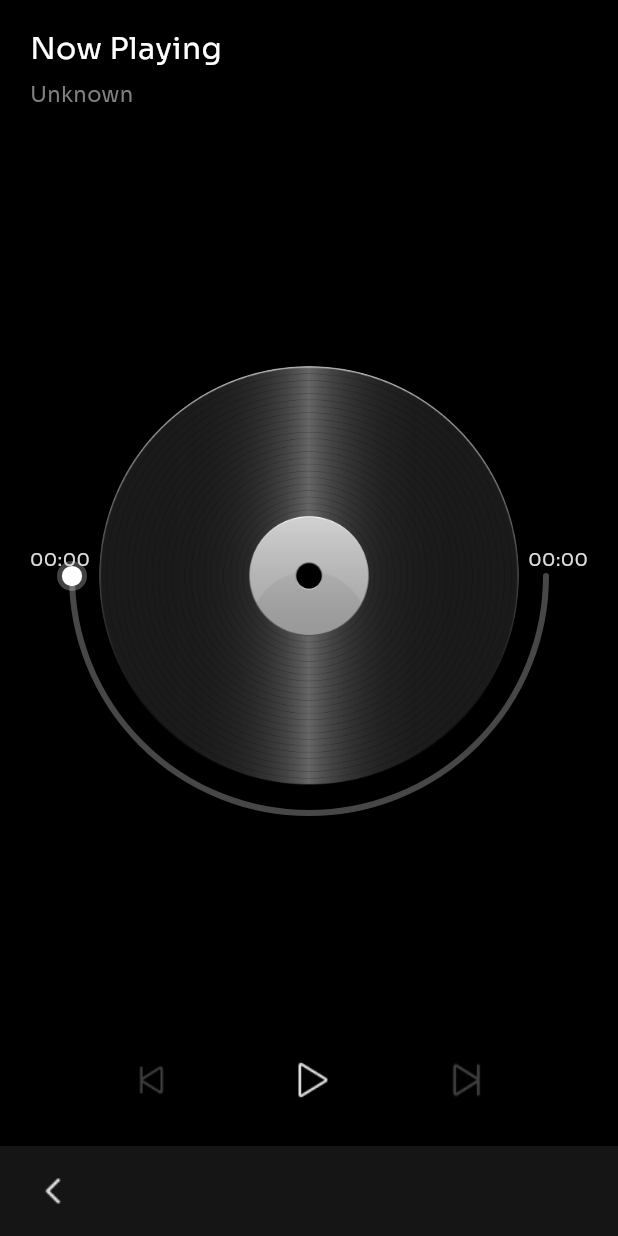
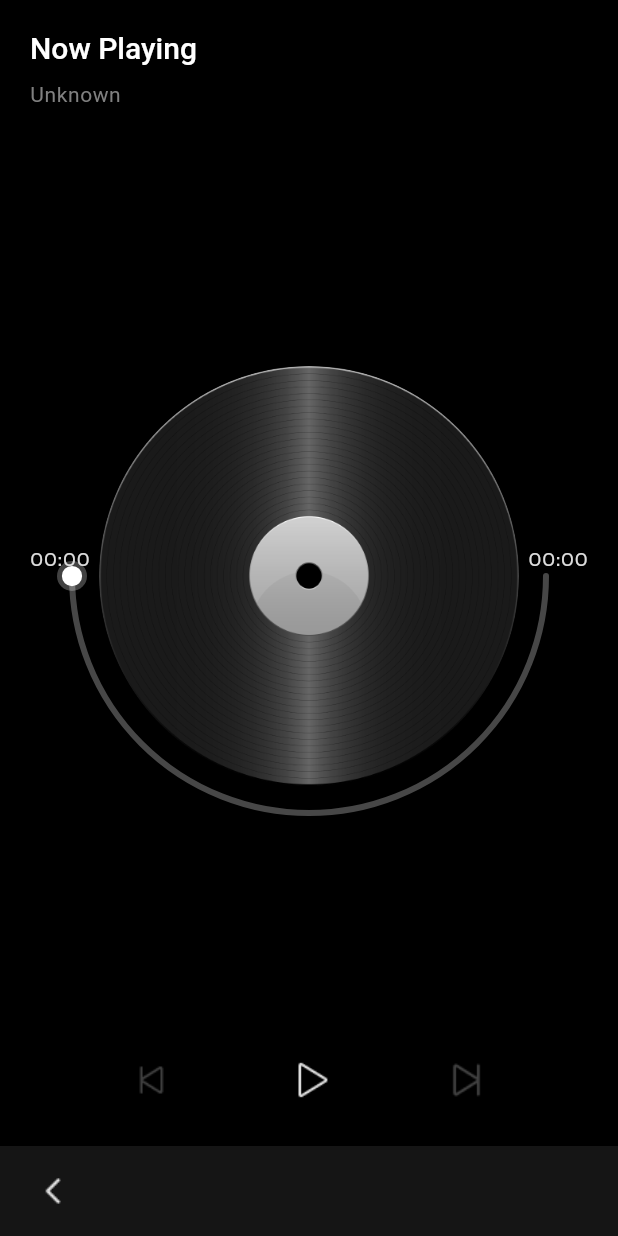
Before and after one commit to DhanishMecha/mechanix-music, a Flutter app: the Player screen opened directly, on a phone screen of 412 x 824 dp. Run offline on Flutter 3.47's test engine with Material 3 defaults, Android fonts, the phone set to English and light mode, and no system bars; our stand-ins replace audioplayers, equatable, file, flutter_bloc, objectbox; missing offline and left inert: audio_metadata_reader, show_fps; generated files the repository leaves out were written again.

Commit message:
fix: resolve review comments

```diff
--- a/elinux/flutter/generated_plugin_registrant.dart
+++ b/elinux/flutter/generated_plugin_registrant.dart
@@ -4,5 +4,7 @@
 
 // ignore_for_file: lines_longer_than_80_chars
 
+
 // ignore: public_member_api_docs
-void registerPlugins() {}
+void registerPlugins() {
+}
--- a/lib/core/exceptions/app_exceptions.dart
+++ b/lib/core/exceptions/app_exceptions.dart
@@ -7,3 +7,15 @@ class AppAlreadyRunningException implements Exception {
   @override
   String toString() => message;
 }
+
+class PlaybackException implements Exception {
+  final String message;
+  PlaybackException([this.message = 'An unknown playback error occurred.']);
+
+  @override
+  String toString() => message;
+}
+
+class PlaybackFileNotFoundException extends PlaybackException {
+  PlaybackFileNotFoundException([String message = 'Playback file not found.']);
+}
--- a/lib/core/services/file_scanner_service.dart
+++ b/lib/core/services/file_scanner_service.dart
@@ -67,8 +67,10 @@ class FileScannerService {
 
       // Read metadata
       AudioMetadata? meta;
+
       try {
         final file = File(filePath);
+        if (!await file.exists()) return null;
         meta = readMetadata(file, getImage: true);
       } catch (metaError) {
         AppLogger.i(
--- a/lib/core/utils/constants.dart
+++ b/lib/core/utils/constants.dart
@@ -1,5 +1,6 @@
 class Constants {
-  static const String dbPath = '.config/mechanix_music/objectbox';
+  static const String dbPath = '.config/mechanix_apps/music/objectbox';
+  static const String musicDirPath = '/Music';
   static const Duration debounceDuration = Duration(milliseconds: 300);
   static const audioExt = [
     '.mp3',
--- a/lib/core/utils/theme.dart
+++ b/lib/core/utils/theme.dart
@@ -8,9 +8,21 @@ class AppTheme {
       surfaceTintColor: Colors.transparent,
     ),
     scaffoldBackgroundColor: Colors.black,
-    textTheme: ThemeData.dark(
-      useMaterial3: true,
-    ).textTheme.apply(fontFamily: "Sora"),
+    textTheme: ThemeData.dark(useMaterial3: true).textTheme
+        .apply(fontFamily: "Sora")
+        .copyWith(
+          headlineSmall: const TextStyle(
+            color: Colors.white,
+            fontSize: 20,
+            height: 1.2,
+            fontWeight: FontWeight.w500,
+          ),
+          bodySmall: const TextStyle(
+            color: MusicColors.timeLabelColor,
+            fontSize: 14,
+            height: 1.25,
+          ),
+        ),
     iconButtonTheme: const IconButtonThemeData(
       style: ButtonStyle(
         mouseCursor: WidgetStatePropertyAll(SystemMouseCursors.click),
@@ -33,9 +45,21 @@ class AppTheme {
       backgroundColor: Colors.transparent,
       surfaceTintColor: Colors.transparent,
     ),
-    textTheme: ThemeData.light(
-      useMaterial3: true,
-    ).textTheme.apply(fontFamily: "Sora"),
+    textTheme: ThemeData.light(useMaterial3: true).textTheme
+        .apply(fontFamily: "Sora")
+        .copyWith(
+          headlineSmall: const TextStyle(
+            color: Colors.white,
+            fontSize: 20,
+            height: 1.2,
+            fontWeight: FontWeight.w500,
+          ),
+          bodySmall: const TextStyle(
+            color: MusicColors.timeLabelColor,
+            fontSize: 14,
+            height: 1.25,
+          ),
+        ),
     iconButtonTheme: const IconButtonThemeData(
       style: ButtonStyle(
         mouseCursor: WidgetStatePropertyAll(SystemMouseCursors.click),
--- a/lib/features/browse_music/bloc/browse_folder_bloc.dart
+++ b/lib/features/browse_music/bloc/browse_folder_bloc.dart
@@ -1,4 +1,5 @@
 import 'package:flutter_bloc/flutter_bloc.dart';
+import 'package:mechanix_music/core/utils/app_logger.dart';
 import 'package:mechanix_music/core/utils/constants.dart';
 import 'package:mechanix_music/features/browse_music/bloc/browse_folder_event.dart';
 import 'package:mechanix_music/features/browse_music/bloc/browse_folder_state.dart';
@@ -48,6 +49,7 @@ class BrowseFolderBloc extends Bloc<BrowseFolderEvent, BrowseFolderState> {
         ),
       );
     } catch (e) {
+      AppLogger.e('[BrowseFolderBloc] _onLoad failed: $e');
       emit(state.copyWith(isLoading: false, error: 'Failed to load directory'));
     }
   }
@@ -75,6 +77,7 @@ class BrowseFolderBloc extends Bloc<BrowseFolderEvent, BrowseFolderState> {
         ),
       );
     } catch (e) {
+      AppLogger.e('[BrowseFolderBloc] _onLoadMore failed: $e');
       emit(state.copyWith(isLoadingMore: false));
     }
   }
@@ -111,6 +114,7 @@ class BrowseFolderBloc extends Bloc<BrowseFolderEvent, BrowseFolderState> {
         ),
       );
     } catch (e) {
+      AppLogger.e('[BrowseFolderBloc] _onNavigate failed: $e');
       emit(state.copyWith(isLoading: false, error: 'Failed to load directory'));
     }
   }
--- a/lib/features/browse_music/presentation/widgets/folder_contents_screen/folder_audio_tile.dart
+++ b/lib/features/browse_music/presentation/widgets/folder_contents_screen/folder_audio_tile.dart
@@ -147,7 +147,10 @@ class FolderAudioTile extends StatelessWidget {
                         ),
                         const SizedBox(height: 4),
                         Text(
-                          formatDate(entry.modifiedDate),
+                          formatDate(
+                            entry.modifiedDate,
+                            locale: Localizations.localeOf(context).toString(),
+                          ),
                           style: const TextStyle(
                             color: MusicColors.timeLabelColor,
                             fontSize: 14,
--- a/lib/features/browse_music/presentation/widgets/folder_contents_screen/folder_directory_tile.dart
+++ b/lib/features/browse_music/presentation/widgets/folder_contents_screen/folder_directory_tile.dart
@@ -54,7 +54,10 @@ class FolderDirectoryTile extends StatelessWidget {
                     ),
                     const SizedBox(height: 4),
                     Text(
-                      formatDate(entry.modifiedDate),
+                      formatDate(
+                        entry.modifiedDate,
+                        locale: Localizations.localeOf(context).toString(),
+                      ),
                       style: const TextStyle(
                         color: MusicColors.timeLabelColor,
                         fontSize: 14,
--- a/lib/features/music/data/repository/playback_repository_impl.dart
+++ b/lib/features/music/data/repository/playback_repository_impl.dart
@@ -1,5 +1,6 @@
 import 'dart:io';
 import 'package:audioplayers/audioplayers.dart';
+import 'package:mechanix_music/core/exceptions/app_exceptions.dart';
 import 'package:mechanix_music/core/utils/app_logger.dart';
 import 'package:mechanix_music/features/music/data/repository/playback_repository.dart';
 
@@ -25,7 +26,7 @@ class PlaybackRepositoryImpl extends PlaybackRepository {
       if (await File(url).exists()) {
         await _audioPlayer.play(DeviceFileSource(url));
       } else {
-        throw Exception('File not found');
+        throw PlaybackFileNotFoundException('Playback file not found: $url');
       }
     } catch (e) {
       AppLogger.e('[PlaybackRepositoryImpl] Error playing audio: $e');
--- a/lib/features/music/presentation/widgets/player/player_header.dart
+++ b/lib/features/music/presentation/widgets/player/player_header.dart
@@ -1,7 +1,6 @@
 import 'package:flutter/material.dart';
 import 'package:flutter_bloc/flutter_bloc.dart';
 import 'package:mechanix_music/l10n/music_localizations.dart';
-import 'package:mechanix_music/core/utils/colors.dart';
 import 'package:mechanix_music/features/music/bloc/player/player_bloc.dart';
 import 'package:mechanix_music/features/music/bloc/player/player_state.dart';
 import 'package:mechanix_music/features/music/data/models/song_model.dart';
@@ -30,22 +29,13 @@ class PlayerHeader extends StatelessWidget {
                 children: [
                   Text(
                     title,
-                    style: const TextStyle(
-                      color: Colors.white,
-                      fontSize: 20,
-                      height: 1.2,
-                      fontWeight: FontWeight.w500,
-                    ),
+                    style: Theme.of(context).textTheme.headlineSmall,
                     maxLines: 1,
                     overflow: TextOverflow.ellipsis,
                   ),
                   Text(
                     artist,
-                    style: const TextStyle(
-                      color: MusicColors.timeLabelColor,
-                      fontSize: 14,
-                      height: 1.25,
-                    ),
+                    style: Theme.of(context).textTheme.bodySmall,
                     maxLines: 1,
                     overflow: TextOverflow.ellipsis,
                   ),
```
Also changed, not shown: lib/core/utils/helper.dart (+6 -17 lines), lib/features/browse_music/presentation/widgets/folder_contents_screen/selection_bottom_bar.dart (+14 -14 lines), lib/features/music/bloc/player/player_bloc.dart (+6 -6 lines), lib/features/music/data/repository/song_repository_impl.dart (+2 -21 lines), 1 other file.
